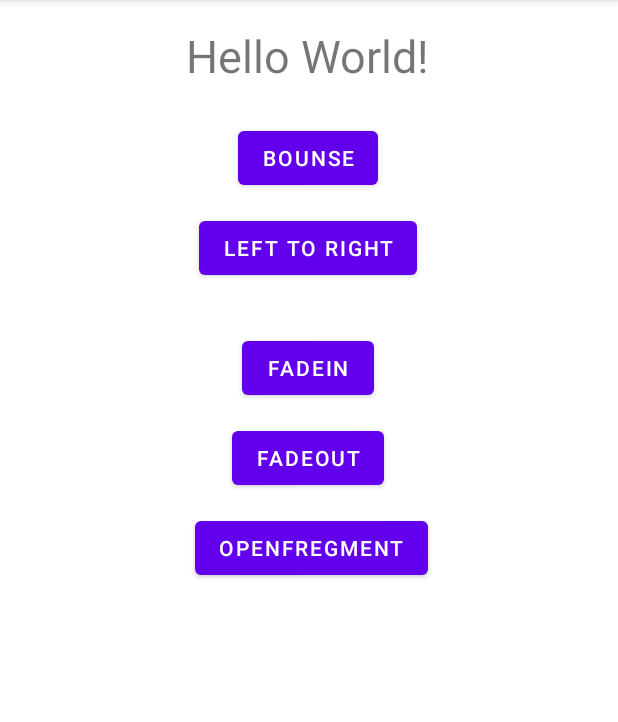
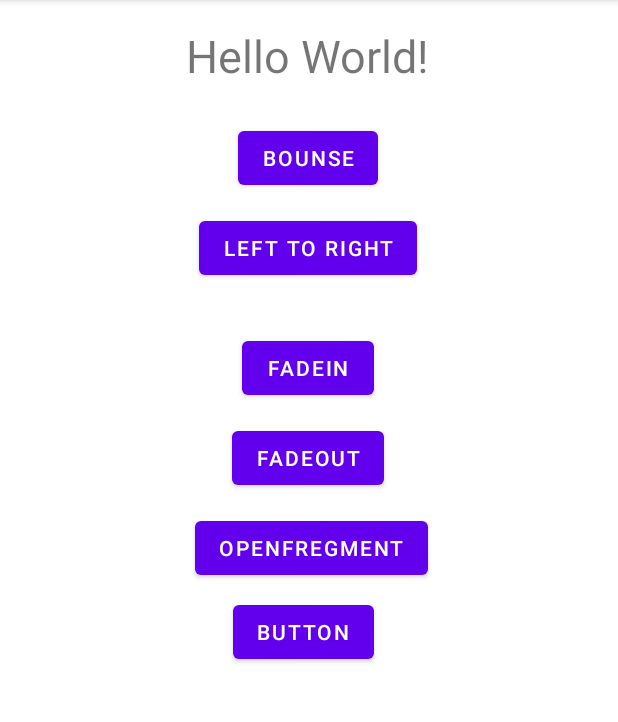
Before and after one commit to azzadpandit1122/CustomAnimationUI, an Android app: the screen it shows after launch (MainActivity), on a phone screen of 412 x 824 dp, the part 84-806 px from its top. Run offline under Robolectric (Android 15) with nearby library versions, the phone set to English and light mode, and no system bars.

Commit message:
Custom  anim ui

```diff
--- a/app/src/main/java/com/example/custom_animationui/MainActivity.java
+++ b/app/src/main/java/com/example/custom_animationui/MainActivity.java
@@ -1,6 +1,8 @@
 package com.example.custom_animationui;
 
 import androidx.appcompat.app.AppCompatActivity;
+import androidx.fragment.app.FragmentManager;
+import androidx.fragment.app.FragmentTransaction;
 
 import android.os.Bundle;
 import android.view.View;
@@ -12,7 +14,7 @@ import android.widget.Toast;
 
 public class MainActivity extends AppCompatActivity {
 
-    Button button, button1, button2, button4, button5;
+    Button button, button1, button2, button4, button5, button6;
     TextView textView;
 
     @Override
@@ -25,11 +27,26 @@ public class MainActivity extends AppCompatActivity {
         button2 = findViewById(R.id.button3);
         button4 = findViewById(R.id.button4);
         button5 = findViewById(R.id.button5);
+        button6 = findViewById(R.id.button6);
+        FragmentManager fragmentManager = getSupportFragmentManager();
 
+        FragmentTransaction transaction = fragmentManager.beginTransaction();
+        button6.setOnClickListener(new View.OnClickListener() {
+            @Override
+            public void onClick(View v) {
+                transaction.setCustomAnimations(R.anim.rotate, R.anim.righttoleft);
+                transaction.replace(R.id.main, new Dashbord_Fragment());
+                transaction.addToBackStack(null);
+                transaction.commit();
+            }
+        });
         button5.setOnClickListener(new View.OnClickListener() {
             @Override
             public void onClick(View v) {
-                getSupportFragmentManager().beginTransaction().replace(R.id.main, new Dashbord_Fragment()).commit();
+                transaction.setCustomAnimations(R.anim.zoomin, R.anim.zoomout);
+                transaction.replace(R.id.main, new Dashbord_Fragment());
+                transaction.addToBackStack(null);
+                transaction.commit();
             }
         });
         button4.setOnClickListener(new View.OnClickListener() {
--- a/app/src/main/res/layout/activity_main.xml
+++ b/app/src/main/res/layout/activity_main.xml
@@ -2,9 +2,9 @@
 <androidx.constraintlayout.widget.ConstraintLayout xmlns:android="http://schemas.android.com/apk/res/android"
     xmlns:app="http://schemas.android.com/apk/res-auto"
     xmlns:tools="http://schemas.android.com/tools"
+    android:id="@+id/main"
     android:layout_width="match_parent"
     android:layout_height="match_parent"
-    android:id="@+id/main"
     tools:context=".MainActivity">
 
     <TextView
@@ -74,4 +74,15 @@
         app:layout_constraintStart_toStartOf="parent"
         app:layout_constraintTop_toBottomOf="@+id/button4" />
 
+    <Button
+        android:id="@+id/button6"
+        android:layout_width="wrap_content"
+        android:layout_height="wrap_content"
+        android:layout_marginTop="8dp"
+        android:text="Button"
+        app:layout_constraintEnd_toEndOf="parent"
+        app:layout_constraintHorizontal_bias="0.488"
+        app:layout_constraintStart_toStartOf="parent"
+        app:layout_constraintTop_toBottomOf="@+id/button5" />
+
 </androidx.constraintlayout.widget.ConstraintLayout>
```
